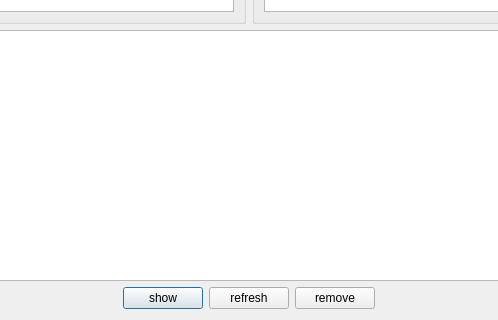
AP-projects-4001/IUT-s-crackpots, file Stor/admin_page.ui: the form before one commit; both pictures show x 283 to 781 and y 238 to 558 of the 1063 by 558 pixel window.
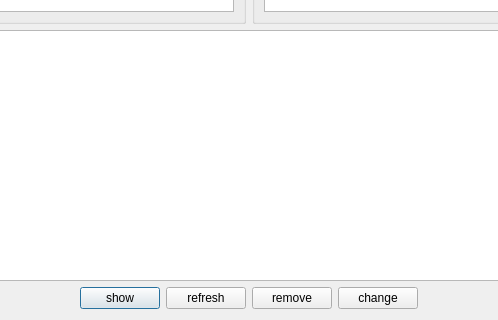
The form after the commit.

Commit message: add change button in admin page

```diff
--- a/Stor/admin_page.ui
+++ b/Stor/admin_page.ui
@@ -50,6 +50,13 @@
        </property>
       </widget>
      </item>
+     <item>
+      <widget class="QPushButton" name="changeBtn">
+       <property name="text">
+        <string>change</string>
+       </property>
+      </widget>
+     </item>
      <item>
       <spacer name="horizontalSpacer_2">
        <property name="orientation">
```
The commit also changes 3 other files.
